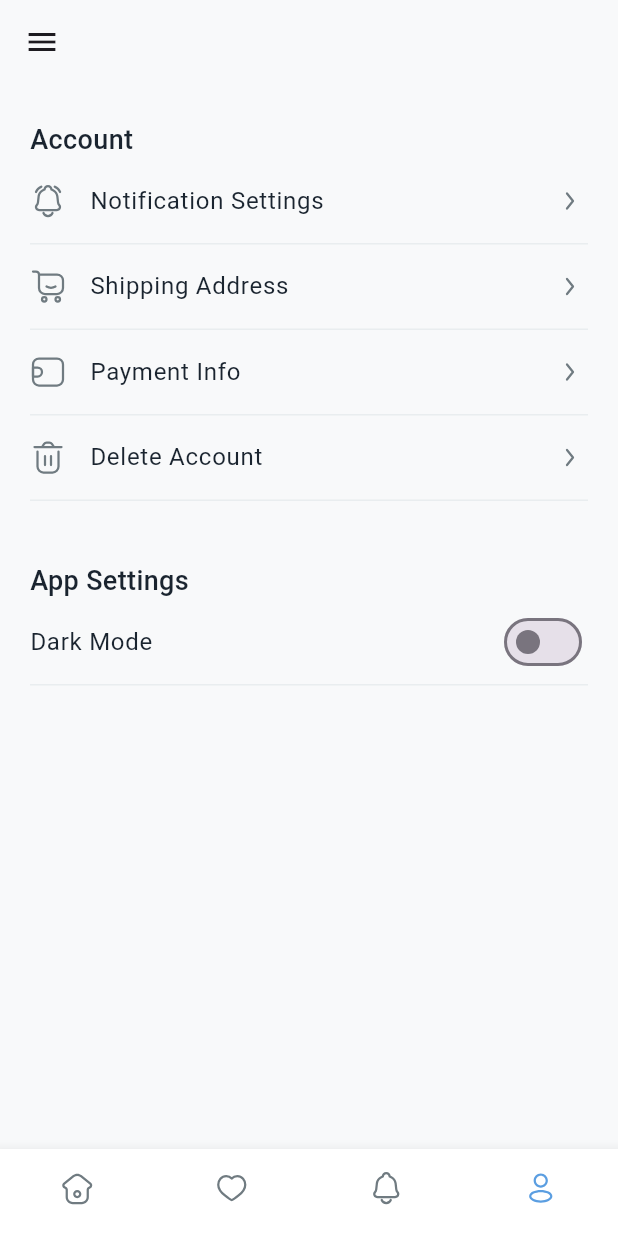
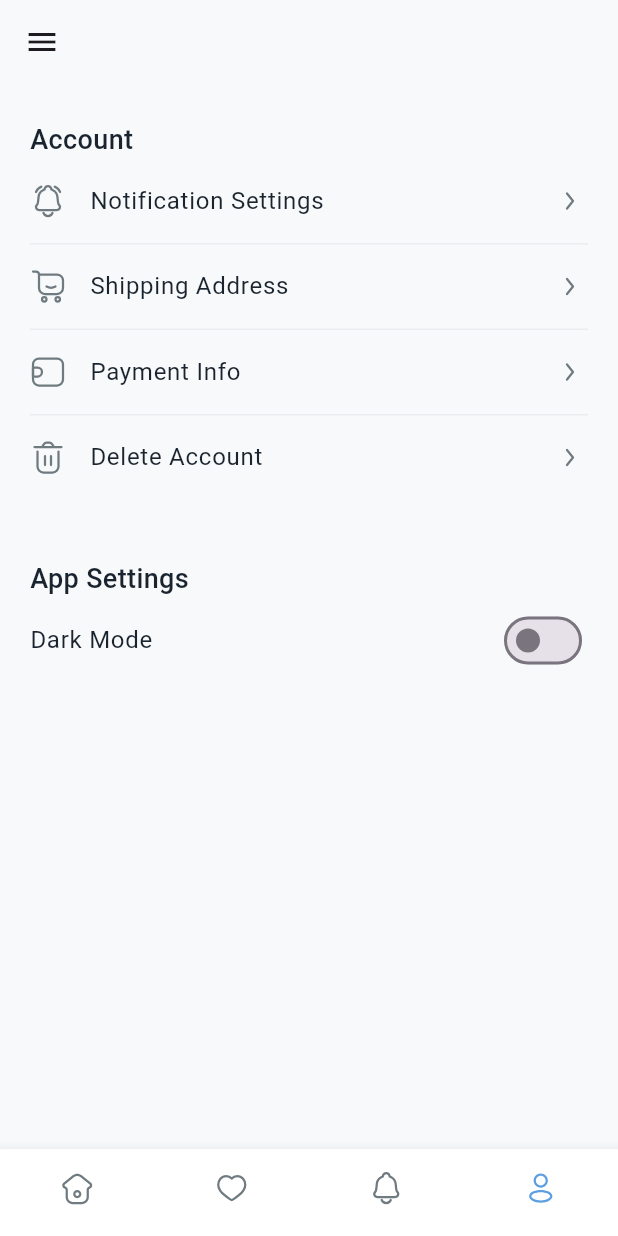
Before and after one commit to cerdolic/flutter_shop, a Flutter app: the screen it shows after launch, item 4 of the bottom bar chosen, on a phone screen of 412 x 824 dp. Run offline on Flutter 3.47's test engine with Material 3 defaults, Android fonts, the phone set to English and light mode, and no system bars; our stand-ins replace equatable, flutter_bloc, flutter_riverpod, flutter_svg, go_router; network calls fail; Roboto replaces fonts that are missing (Airbnb Cereal App).

Commit message:
Added SliverList.separated

```diff
--- a/lib/screens/settings/settings_screen.dart
+++ b/lib/screens/settings/settings_screen.dart
@@ -2,6 +2,7 @@ import 'package:flutter/material.dart';
 import 'package:shop/screens/settings/widget/account_list_section_title.dart';
 import 'package:shop/screens/settings/widget/account_list_tile.dart';
 import 'package:shop/screens/settings/widget/app_settings_list_tile.dart';
+import 'package:shop/theme/colors.dart';
 import 'package:shop/theme/images.dart';
 
 class SettingsScreen extends StatefulWidget {
@@ -29,9 +30,9 @@ class _SettingsScreenState extends State<SettingsScreen> {
                 title: 'Account',
               ),
             ),
-            SliverList(
-              delegate: SliverChildListDelegate(
-                [
+            SliverList.separated(
+              itemBuilder: (context, index) {
+                final items = [
                   AccountListTile(
                     iconSvg: notifications,
                     title: 'Notification Settings',
@@ -48,8 +49,14 @@ class _SettingsScreenState extends State<SettingsScreen> {
                     iconSvg: delete,
                     title: 'Delete Account',
                   ),
-                ],
+                ];
+                return items[index];
+              },
+              separatorBuilder: (context, index) => const Divider(
+                height: 1,
+                color: brightGray,
               ),
+              itemCount: 4,
             ),
             const SliverToBoxAdapter(
               child: SizedBox(height: 40),
@@ -59,9 +66,9 @@ class _SettingsScreenState extends State<SettingsScreen> {
                 title: 'App Settings',
               ),
             ),
-            SliverList(
-              delegate: SliverChildListDelegate(
-                [
+            SliverList.separated(
+              itemBuilder: (context, index) {
+                final items = [
                   AppSettingsListTile(
                     title: 'Dark Mode',
                     enabled: isDarkModeEnabled,
@@ -70,9 +77,15 @@ class _SettingsScreenState extends State<SettingsScreen> {
                         isDarkModeEnabled = value;
                       });
                     },
-                  ),
-                ],
+                  )
+                ];
+                return items[index];
+              },
+              separatorBuilder: (context, index) => const Divider(
+                height: 1,
+                color: brightGray,
               ),
+              itemCount: 1,
             ),
           ],
         ),
--- a/lib/screens/settings/widget/account_list_tile.dart
+++ b/lib/screens/settings/widget/account_list_tile.dart
@@ -1,6 +1,5 @@
 import 'package:flutter/material.dart';
 import 'package:flutter_svg/flutter_svg.dart';
-import 'package:shop/theme/colors.dart';
 import 'package:shop/theme/images.dart';
 import 'package:shop/theme/text_styles.dart';
 
@@ -16,10 +15,7 @@ class AccountListTile extends StatelessWidget {
 
   @override
   Widget build(BuildContext context) {
-    return Column(
-      mainAxisSize: MainAxisSize.min,
-      children: [
-        ListTile(
+    return ListTile(
       contentPadding: EdgeInsets.zero,
       leading: SvgPicture.asset(iconSvg),
       title: Text(
@@ -28,12 +24,6 @@ class AccountListTile extends StatelessWidget {
       ),
       trailing: SvgPicture.asset(arrow),
       onTap: () {},
-        ),
-        const Divider(
-          height: 1,
-          color: brightGray,
-        )
-      ],
     );
   }
 }
--- a/lib/screens/settings/widget/app_settings_list_tile.dart
+++ b/lib/screens/settings/widget/app_settings_list_tile.dart
@@ -1,5 +1,4 @@
 import 'package:flutter/material.dart';
-import 'package:shop/theme/colors.dart';
 import 'package:shop/theme/text_styles.dart';
 
 class AppSettingsListTile extends StatelessWidget {
@@ -16,10 +15,7 @@ class AppSettingsListTile extends StatelessWidget {
 
   @override
   Widget build(BuildContext context) {
-    return Column(
-      mainAxisSize: MainAxisSize.min,
-      children: [
-        ListTile(
+    return ListTile(
       contentPadding: EdgeInsets.zero,
       title: Text(
         title,
@@ -30,12 +26,6 @@ class AppSettingsListTile extends StatelessWidget {
         onChanged: onChanged,
       ),
       onTap: () {},
-        ),
-        const Divider(
-          height: 1,
-          color: brightGray,
-        )
-      ],
     );
   }
 }
```
Lines whose indentation alone changed are shown as unchanged.
